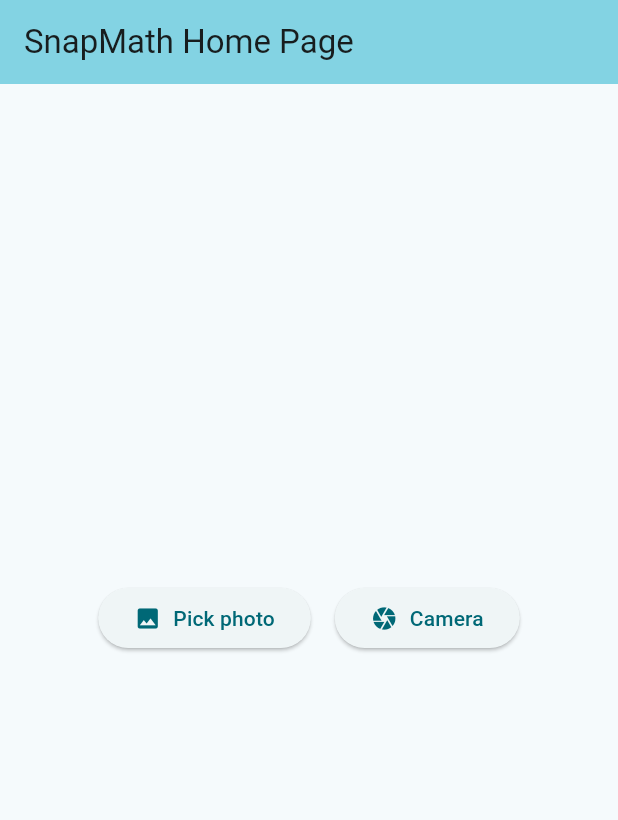
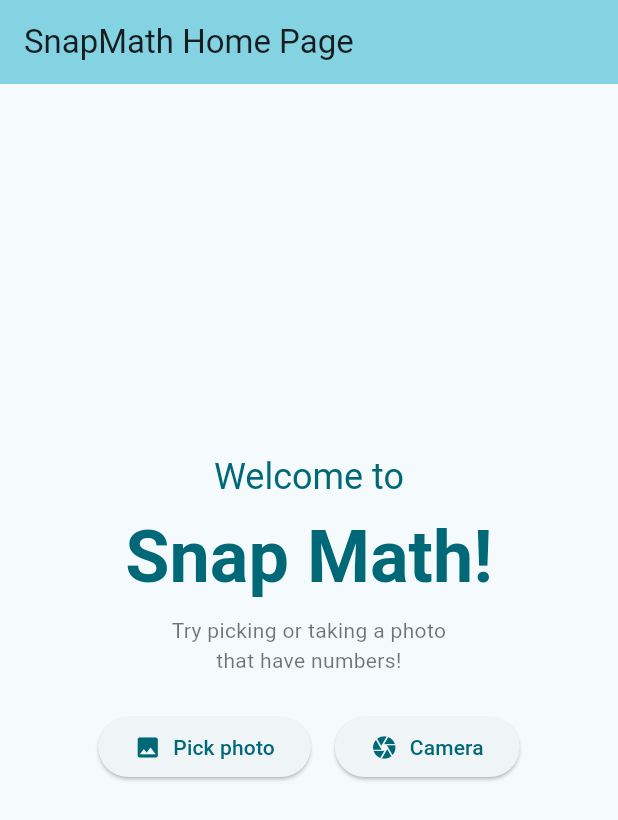
Before and after one commit to kkunan/snap_math, a Flutter app: the screen it shows after launch, on a phone screen of 412 x 824 dp. Shown: the top 820 px of the screen. Run offline on Flutter 3.47's test engine with Material 3 defaults, Android fonts, the phone set to English and light mode, and no system bars; our stand-ins replace image_picker; missing offline and left inert: google_mlkit_text_recognition.

Commit message:
feat: add welcome note

```diff
--- a/lib/main.dart
+++ b/lib/main.dart
@@ -52,6 +52,41 @@ class _MyHomePageState extends State<MyHomePage> {
         child: Column(
           mainAxisAlignment: MainAxisAlignment.center,
           children: <Widget>[
+            if (_selectedImage == null)
+              Column(
+                children: [
+                  Text(
+                    'Welcome to',
+                    style: Theme.of(context).textTheme.headlineSmall?.copyWith(
+                      color: Theme.of(context).primaryColor,
+                    ),
+                  ),
+                  const SizedBox(
+                    height: 8,
+                  ),
+                  Text(
+                    'Snap Math!',
+                    style: Theme.of(context).textTheme.headlineLarge?.copyWith(
+                          fontWeight: FontWeight.bold,
+                          fontSize: 48,
+                          color: Theme.of(context).primaryColor,
+                        ),
+                  ),
+                  const SizedBox(
+                    height: 8,
+                  ),
+                  Text(
+                    'Try picking or taking a photo\nthat have numbers!',
+                    style: Theme.of(context).textTheme.bodyMedium?.copyWith(
+                          color: Colors.black54,
+                        ),
+                    textAlign: TextAlign.center,
+                  ),
+                  const SizedBox(
+                    height: 24,
+                  )
+                ],
+              ),
             Row(
               mainAxisSize: MainAxisSize.min,
               children: [
@@ -68,7 +103,7 @@ class _MyHomePageState extends State<MyHomePage> {
                     ],
                   ),
                 ),
-                SizedBox(
+                const SizedBox(
                   width: 16,
                 ),
                 ElevatedButton(
@@ -98,7 +133,7 @@ class _MyHomePageState extends State<MyHomePage> {
             ),
             if (_detectedNumbers != null)
               Text(
-                maxLines: 3,
+                  maxLines: 3,
                   overflow: TextOverflow.ellipsis,
                   'Found these numbers:\n${_detectedNumbers?.map((value) => value == value.round() ? value.round().toString() : value.toStringAsFixed(2)).join(", ")}'),
             const SizedBox(
```
